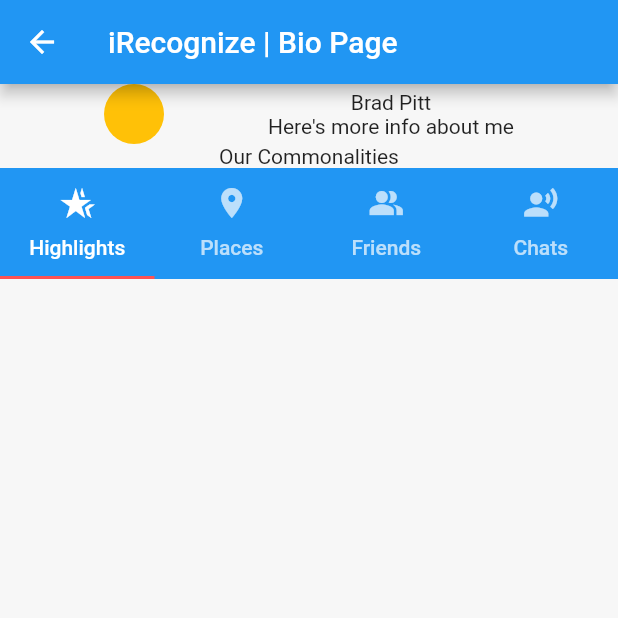
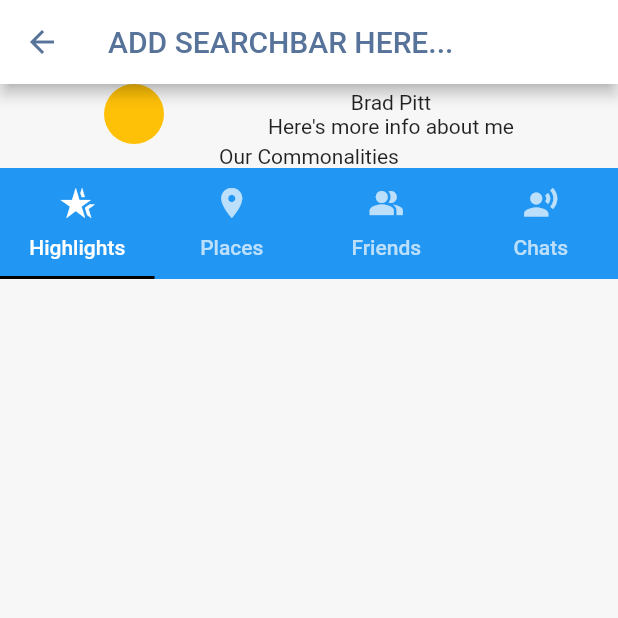
Before and after one commit to brighamband/irecognize, a Flutter app: the screen it shows after launch, after a tap on the "account circle" icon, on a phone screen of 412 x 824 dp, the top half of it. Run offline on Flutter 3.47's test engine with Material 2 defaults, Android fonts, the phone set to English and light mode, and no system bars.

Commit message:
Add theme to navbar and home page

```diff
--- a/lib/bio.dart
+++ b/lib/bio.dart
@@ -1,13 +1,14 @@
 import 'package:flutter/material.dart';
+import 'package:irecognize/components/navbar.dart';
 
 class BioPage extends StatelessWidget {
   const BioPage({
     Key? key,
-    required this.isMine,
+    required this.onOwnBio,
     required this.name,
   }) : super(key: key);
 
-  final bool isMine;
+  final bool onOwnBio;
   final String name;
 
   Widget getTabBar(BuildContext context) {
@@ -22,7 +23,7 @@ class BioPage extends StatelessWidget {
           Tab(text: 'Chats', icon: Icon(Icons.record_voice_over_sharp))
         ],
         labelColor: Colors.white,
-        indicatorColor: Colors.redAccent,
+        indicatorColor: Colors.black,
       ),
     );
   }
@@ -30,24 +31,7 @@ class BioPage extends StatelessWidget {
   @override
   Widget build(BuildContext context) {
     return Scaffold(
-        appBar: AppBar(
-          title: const Text('iRecognize | Bio Page'),
-          actions: !isMine
-              ? <Widget>[
-                  IconButton(
-                    icon: const Icon(Icons.account_circle),
-                    onPressed: () {
-                      Navigator.push(
-                        context,
-                        MaterialPageRoute(
-                            builder: (context) =>
-                                const BioPage(isMine: true, name: 'Brad Pitt')),
-                      );
-                    },
-                  )
-                ]
-              : null,
-        ),
+        appBar: Navbar(onOwnBio: onOwnBio),
         body: Column(children: <Widget>[
           Row(
               mainAxisAlignment: MainAxisAlignment.spaceEvenly,
--- /dev/null
+++ b/lib/components/navbar.dart
@@ -0,0 +1,44 @@
+import 'package:flutter/material.dart';
+import 'package:irecognize/bio.dart';
+import 'package:irecognize/utils/theme.dart';
+
+class Navbar extends StatelessWidget with PreferredSizeWidget {
+  const Navbar({
+    Key? key,
+    this.onOwnBio = false,
+  }) : super(key: key);
+
+  final bool onOwnBio;
+
+  void goToBioPage(BuildContext context) {
+    Navigator.push(
+      context,
+      MaterialPageRoute(
+          builder: (context) =>
+              const BioPage(onOwnBio: true, name: 'Brad Pitt')),
+    );
+  }
+
+  @override
+  Widget build(BuildContext context) {
+    return AppBar(
+      backgroundColor: colorScheme.surface,
+      foregroundColor: colorScheme.primary,
+      title: const Text('ADD SEARCHBAR HERE...'),
+      actions: !onOwnBio
+          ? <Widget>[
+              IconButton(
+                icon: Icon(Icons.account_circle, color: colorScheme.secondary),
+                iconSize: 40,
+                onPressed: () {
+                  goToBioPage(context);
+                },
+              )
+            ]
+          : null,
+    );
+  }
+
+  @override
+  Size get preferredSize => const Size.fromHeight(kToolbarHeight);
+}
--- a/lib/components/person_card.dart
+++ b/lib/components/person_card.dart
@@ -1,5 +1,6 @@
 import 'package:flutter/material.dart';
 import 'package:irecognize/bio.dart';
+import 'package:irecognize/utils/theme.dart';
 
 class PersonCard extends StatefulWidget {
   const PersonCard({
@@ -18,7 +19,7 @@ class _PersonCardState extends State<PersonCard> {
     Navigator.push(
       context,
       MaterialPageRoute(
-          builder: (context) => BioPage(isMine: false, name: widget.name)),
+          builder: (context) => BioPage(onOwnBio: false, name: widget.name)),
     );
   }
 
@@ -26,7 +27,8 @@ class _PersonCardState extends State<PersonCard> {
   Widget build(BuildContext context) {
     return Card(
       child: ListTile(
-        leading: const Icon(Icons.account_circle),
+        leading:
+            Icon(Icons.account_circle, color: colorScheme.primary, size: 40),
         title: Text(widget.name),
         onTap: () => goToBioPage(),
       ),
--- a/lib/gyro.dart
+++ b/lib/gyro.dart
@@ -1,4 +1,5 @@
 import 'package:flutter/material.dart';
+import 'package:irecognize/components/navbar.dart';
 
 class GyroPage extends StatelessWidget {
   const GyroPage({Key? key}) : super(key: key);
@@ -6,9 +7,10 @@ class GyroPage extends StatelessWidget {
   @override
   Widget build(BuildContext context) {
     return Scaffold(
-      appBar: AppBar(
-        title: const Text('iRecognize | Gyro Page'),
-      ),
+      // appBar: AppBar(
+      //   title: const Text('iRecognize | Gyro Page'),
+      // ),
+      appBar: const Navbar(),
       body: Center(
           child: Column(
         children: [
--- a/lib/home.dart
+++ b/lib/home.dart
@@ -1,15 +1,17 @@
 import 'package:flutter/material.dart';
 import 'package:flutter/services.dart';
 import 'package:irecognize/bio.dart';
+import 'package:irecognize/components/navbar.dart';
 import 'package:irecognize/gyro.dart';
 import 'package:irecognize/components/person_card.dart';
+import 'package:irecognize/models/person.dart';
+import 'package:irecognize/utils/theme.dart';
 
 // import this to be able to call json.decode()
 import 'dart:convert';
 
 // import this to easily send HTTP request
 import 'package:http/http.dart' as http;
-import 'package:irecognize/models/person.dart';
 
 class HomePage extends StatefulWidget {
   const HomePage({Key? key}) : super(key: key);
@@ -34,22 +36,7 @@ class _HomePageState extends State<HomePage> {
   Widget build(BuildContext context) {
     return Scaffold(
       resizeToAvoidBottomInset: false,
-      appBar: AppBar(
-        title: const Text('ADD SEARCHBAR HERE...'),
-        actions: <Widget>[
-          IconButton(
-            icon: const Icon(Icons.account_circle),
-            onPressed: () {
-              Navigator.push(
-                context,
-                MaterialPageRoute(
-                    builder: (context) =>
-                        const BioPage(isMine: true, name: 'Brad Pitt')),
-              );
-            },
-          )
-        ],
-      ),
+      appBar: const Navbar(),
       body: SingleChildScrollView(
           child: Column(
               mainAxisAlignment: MainAxisAlignment.start,
@@ -89,6 +76,7 @@ class _HomePageState extends State<HomePage> {
         tooltip: 'Gyroscope',
         // child: const Icon(Icons.explore),
         child: const Icon(Icons.my_location),
+        backgroundColor: colorScheme.tertiary,
       ),
     );
   }
--- a/lib/main.dart
+++ b/lib/main.dart
@@ -1,5 +1,6 @@
 import 'package:flutter/material.dart';
 import 'package:irecognize/home.dart';
+import 'package:irecognize/utils/theme.dart';
 
 void main() {
   runApp(const App());
@@ -15,10 +16,7 @@ class App extends StatelessWidget {
     return MaterialApp(
       debugShowCheckedModeBanner: false,
       title: appTitle,
-      theme: ThemeData(
-        primarySwatch: Colors.blue,
-        scaffoldBackgroundColor: const Color(0xF7F7F7F7),
-      ),
+      theme: ThemeData(scaffoldBackgroundColor: colorScheme.background),
       home: const HomePage(),
     );
   }
--- /dev/null
+++ b/lib/utils/theme.dart
@@ -0,0 +1,17 @@
+import 'package:flutter/material.dart';
+
+const colorScheme = ColorScheme(
+    brightness: Brightness.light,
+    primary: Color(0xFF577399),
+    onPrimary: Color(0xFF495867),
+    secondary: Color(0xFFBDD5EA),
+    onSecondary: Color(0xFF495867),
+    tertiary: Color(0xFFFF3366),
+    onTertiary: Color(0xFF495867),
+    error: Colors.red,
+    onError: Color(0xFF495867),
+    background: Color(0xF7F7F7F7),
+    onBackground: Color(0xFF495867),
+    surface: Colors.white,
+    onSurface: Color(0xFF495867),
+    outline: Color(0xFFC4C4C4));
```
Also changed, not shown: pubspec.yaml (+25 -9 lines), pubspec.lock, 3 other files.
